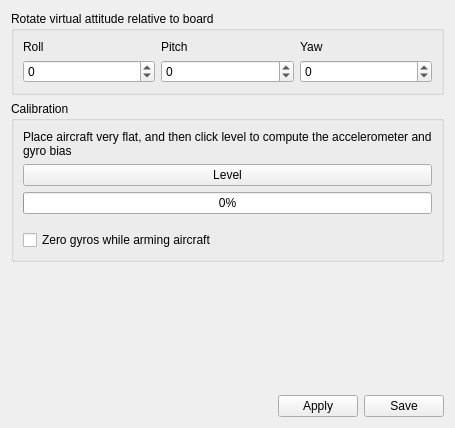
This is ground/openpilotgcs/src/plugins/config/ccattitude.ui in openpilot/OpenPilot as Qt 5 draws it before an edit. The edited form follows.
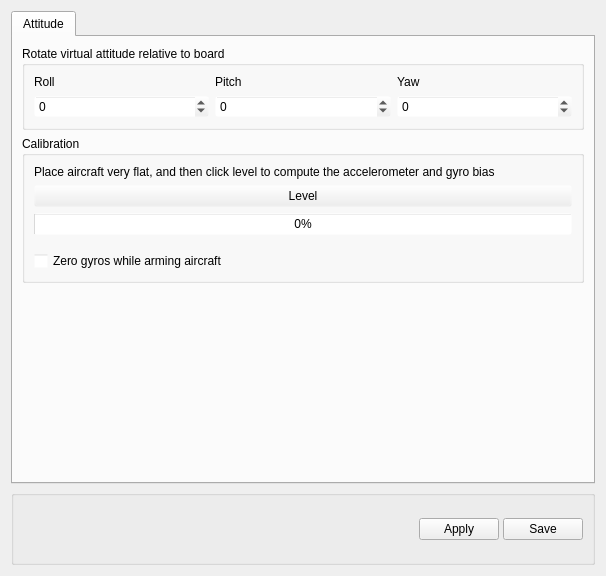
This is the edited form. Icons and pictures are not drawn.

Commit message: removed all the pushbutton stylesheets, hid all the apply buttons, applied same design ideas to the HW and the attitude forms

Patch:
```diff
--- a/ground/openpilotgcs/src/plugins/config/ccattitude.ui
+++ b/ground/openpilotgcs/src/plugins/config/ccattitude.ui
@@ -6,15 +6,113 @@
    <rect>
     <x>0</x>
     <y>0</y>
-    <width>455</width>
-    <height>428</height>
+    <width>606</width>
+    <height>576</height>
    </rect>
   </property>
   <property name="windowTitle">
    <string>Form</string>
   </property>
-  <layout class="QGridLayout" name="gridLayout_2">
-   <item row="0" column="0">
+  <layout class="QVBoxLayout" name="verticalLayout_5">
+   <item>
+    <widget class="QTabWidget" name="tabWidget">
+     <property name="currentIndex">
+      <number>0</number>
+     </property>
+     <widget class="QWidget" name="Attitude">
+      <attribute name="title">
+       <string>Attitude</string>
+      </attribute>
+      <layout class="QVBoxLayout" name="verticalLayout_3">
+       <property name="margin">
+        <number>0</number>
+       </property>
+       <item>
+        <widget class="QScrollArea" name="scrollArea">
+         <property name="palette">
+          <palette>
+           <active>
+            <colorrole role="Base">
+             <brush brushstyle="SolidPattern">
+              <color alpha="255">
+               <red>255</red>
+               <green>255</green>
+               <blue>255</blue>
+              </color>
+             </brush>
+            </colorrole>
+            <colorrole role="Window">
+             <brush brushstyle="SolidPattern">
+              <color alpha="0">
+               <red>232</red>
+               <green>232</green>
+               <blue>232</blue>
+              </color>
+             </brush>
+            </colorrole>
+           </active>
+           <inactive>
+            <colorrole role="Base">
+             <brush brushstyle="SolidPattern">
+              <color alpha="255">
+               <red>255</red>
+               <green>255</green>
+               <blue>255</blue>
+              </color>
+             </brush>
+            </colorrole>
+            <colorrole role="Window">
+             <brush brushstyle="SolidPattern">
+              <color alpha="0">
+               <red>232</red>
+               <green>232</green>
+               <blue>232</blue>
+              </color>
+             </brush>
+            </colorrole>
+           </inactive>
+           <disabled>
+            <colorrole role="Base">
+             <brush brushstyle="SolidPattern">
+              <color alpha="0">
+               <red>232</red>
+               <green>232</green>
+               <blue>232</blue>
+              </color>
+             </brush>
+            </colorrole>
+            <colorrole role="Window">
+             <brush brushstyle="SolidPattern">
+              <color alpha="0">
+               <red>232</red>
+               <green>232</green>
+               <blue>232</blue>
+              </color>
+             </brush>
+            </colorrole>
+           </disabled>
+          </palette>
+         </property>
+         <property name="frameShape">
+          <enum>QFrame::NoFrame</enum>
+         </property>
+         <property name="frameShadow">
+          <enum>QFrame::Plain</enum>
+         </property>
+         <property name="widgetResizable">
+          <bool>true</bool>
+         </property>
+         <widget class="QWidget" name="scrollAreaWidgetContents">
+          <property name="geometry">
+           <rect>
+            <x>0</x>
+            <y>0</y>
+            <width>576</width>
+            <height>439</height>
+           </rect>
+          </property>
+          <layout class="QVBoxLayout" name="verticalLayout">
+           <item>
     <widget class="QGroupBox" name="groupBox">
      <property name="title">
       <string>Rotate virtual attitude relative to board</string>
@@ -83,7 +181,7 @@
      </layout>
     </widget>
    </item>
-   <item row="1" column="0">
+           <item>
     <widget class="QGroupBox" name="groupBox_2">
      <property name="title">
       <string>Calibration</string>
@@ -147,7 +245,7 @@
      </layout>
     </widget>
    </item>
-   <item row="2" column="0">
+           <item>
     <spacer name="verticalSpacer_2">
      <property name="orientation">
       <enum>Qt::Vertical</enum>
@@ -155,13 +253,42 @@
      <property name="sizeHint" stdset="0">
       <size>
        <width>20</width>
-       <height>40</height>
+               <height>91</height>
       </size>
      </property>
     </spacer>
    </item>
-   <item row="3" column="0">
+          </layout>
+         </widget>
+        </widget>
+       </item>
+      </layout>
+     </widget>
+    </widget>
+   </item>
+   <item>
+    <widget class="QGroupBox" name="groupBox_3">
+     <property name="sizePolicy">
+      <sizepolicy hsizetype="Preferred" vsizetype="Minimum">
+       <horstretch>0</horstretch>
+       <verstretch>0</verstretch>
+      </sizepolicy>
+     </property>
+     <property name="minimumSize">
+      <size>
+       <width>0</width>
+       <height>75</height>
+      </size>
+     </property>
+     <property name="title">
+      <string/>
+     </property>
+     <layout class="QVBoxLayout" name="verticalLayout_4">
+      <item>
     <layout class="QHBoxLayout" name="horizontalLayout_2">
+        <property name="spacing">
+         <number>4</number>
+        </property>
      <item>
       <spacer name="horizontalSpacer">
        <property name="orientation">
@@ -225,6 +352,9 @@
       </widget>
      </item>
     </layout>
+      </item>
+     </layout>
+    </widget>
    </item>
   </layout>
  </widget>
```
Lines whose indentation alone changed are shown as unchanged. The commit also changes 3 other files.
